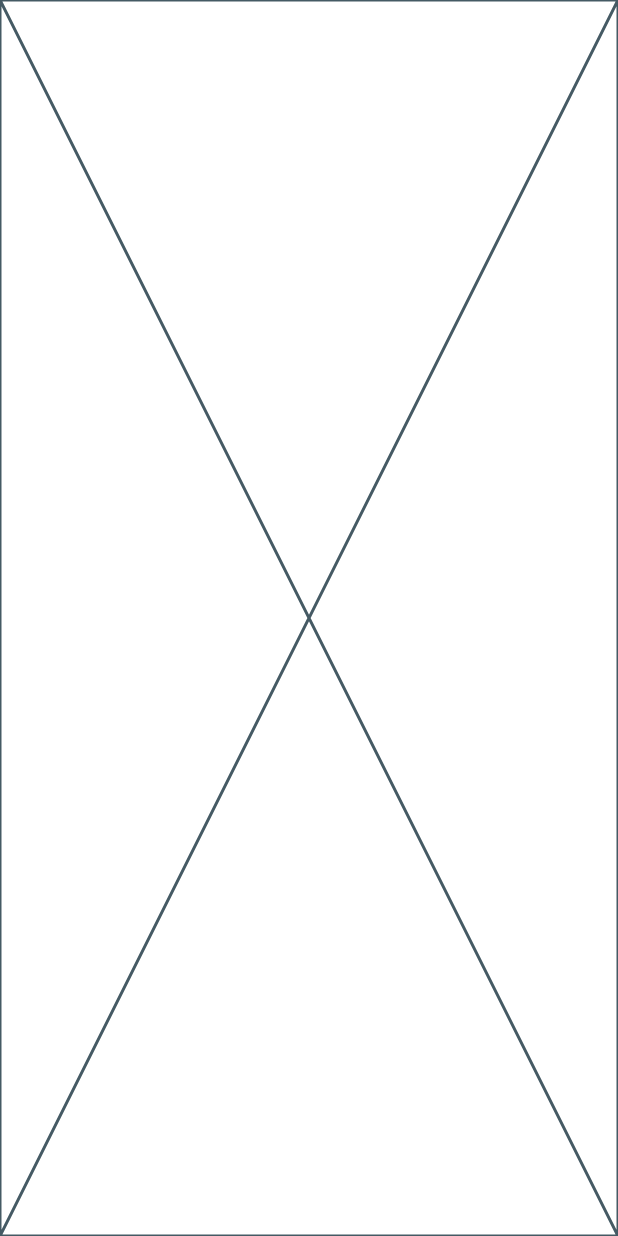
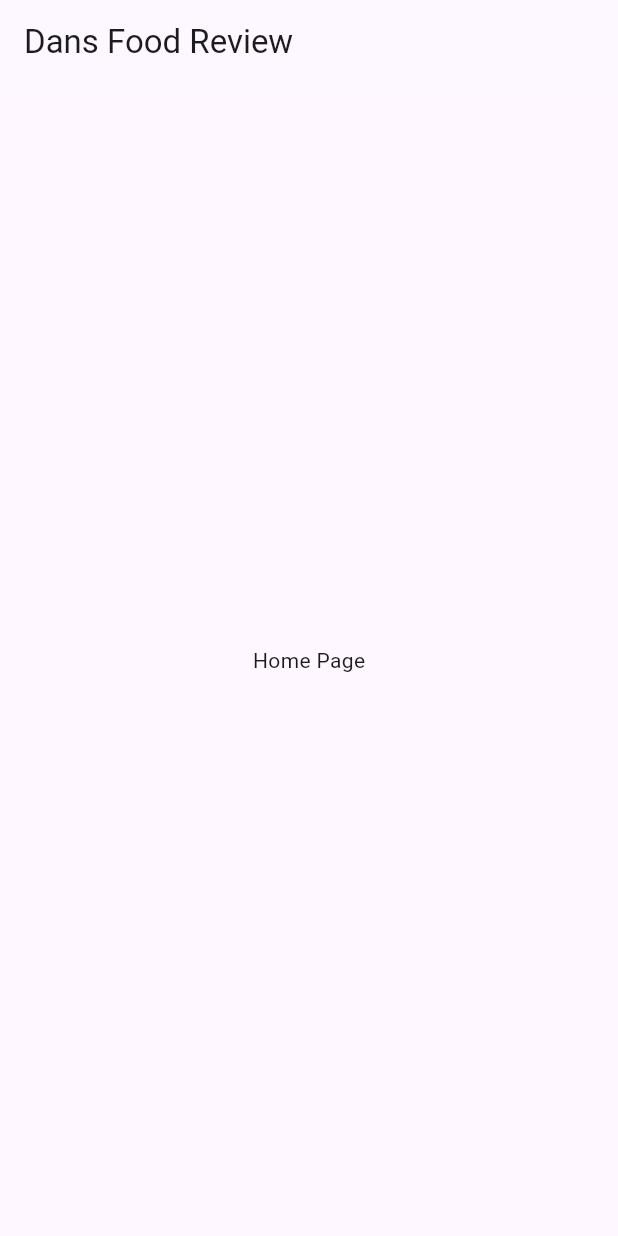
Before and after one commit to CodeHalwell/food_review, a Flutter app: the screen it shows after launch, on a phone screen of 412 x 824 dp. Run offline on Flutter 3.47's test engine with Material 3 defaults, Android fonts, the phone set to English and light mode, and no system bars.

Commit message:
Added theme classes and theme observer for light and dark system settings

```diff
--- /dev/null
+++ b/lib/helper/themes.dart
@@ -0,0 +1,26 @@
+import 'package:flutter/material.dart';
+
+class Themes {
+  static ThemeData lightTheme() {
+    return ThemeData.light(useMaterial3: true).copyWith(
+      colorScheme: ColorScheme.fromSeed(
+        seedColor: ThemeColors.m3BaseLine,
+        brightness: Brightness.light,
+      )
+    );
+  }
+
+  static ThemeData darkTheme() {
+    return ThemeData.dark(useMaterial3: true).copyWith(
+        colorScheme: ColorScheme.fromSeed(
+          seedColor: ThemeColors.m3BaseLine,
+          brightness: Brightness.dark,
+        )
+    );
+  }
+}
+
+class ThemeColors {
+  static const Color m3BaseLine = Color(0xFF6750a4);
+  static const Color locationPin = Color(0xff3cd3f5);
+}
--- a/lib/main.dart
+++ b/lib/main.dart
@@ -1,5 +1,6 @@
 import 'package:flutter/material.dart';
 import 'package:food_review/pages/home.dart';
+import 'helper/themes.dart';
 
 void main() {
   runApp(const MyApp());
@@ -14,25 +15,9 @@
     return MaterialApp(
       debugShowCheckedModeBanner: false,
       title: 'Flutter Demo',
-      theme: ThemeData(
-        // This is the theme of your application.
-        //
-        // TRY THIS: Try running your application with "flutter run". You'll see
-        // the application has a purple toolbar. Then, without quitting the app,
-        // try changing the seedColor in the colorScheme below to Colors.green
-        // and then invoke "hot reload" (save your changes or press the "hot
-        // reload" button in a Flutter-supported IDE, or press "r" if you used
-        // the command line to start the app).
-        //
-        // Notice that the counter didn't reset back to zero; the application
-        // state is not lost during the reload. To reset the state, use hot
-        // restart instead.
-        //
-        // This works for code too, not just values: Most code changes can be
-        // tested with just a hot reload.
-        colorScheme: ColorScheme.fromSeed(seedColor: Colors.deepPurple),
-        useMaterial3: true,
-      ),
+      theme: Themes.lightTheme(),
+      darkTheme: Themes.darkTheme(),
+      themeMode: ThemeMode.system,
       home: const Home(),
     );
   }
--- a/lib/pages/home.dart
+++ b/lib/pages/home.dart
@@ -10,6 +10,13 @@ class Home extends StatefulWidget {
 class _HomeState extends State<Home> {
   @override
   Widget build(BuildContext context) {
-    return const Placeholder();
+    return Scaffold(
+      appBar: AppBar(
+        title: const Text('Dans Food Review'),
+      ),
+      body: const Center(
+        child: Text('Home Page'),
+      ),
+    );
   }
 }
```
